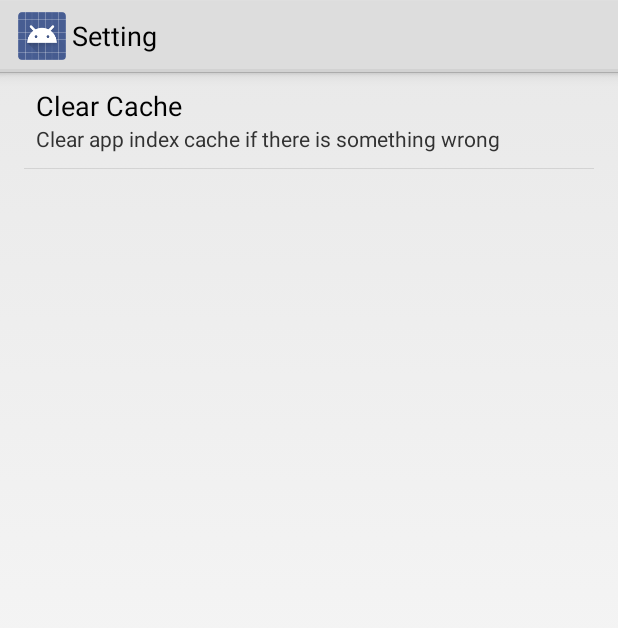
After one commit to Hackforid/Quicker, an Android app: the SettingActivity screen opened directly, with no data from a screen before it, on a phone screen of 412 x 824 dp. The commit adds this screen. Shown: the top 628 px of the screen. Run offline under Robolectric (Android 15) with nearby library versions, the light colour scheme and no system bars; libraries missing offline, so code that uses them is left out: de.greenrobot.event, hugo.weaving, se.emilsjolander.sprinkles.

Commit message:
添加设置页面及清除缓存功能

```diff
--- a/quicker/build.gradle
+++ b/quicker/build.gradle
@@ -39,5 +39,4 @@ dependencies {
     compile 'de.greenrobot:eventbus:2.2.0'
     compile 'me.grantland:autofittextview:0.1.+'
     compile 'se.emilsjolander:sprinkles:1.2.4@aar'
-
 }
--- /dev/null
+++ b/quicker/src/main/java/com/smilehacker/quicker/activity/SettingActivity.java
@@ -0,0 +1,42 @@
+package com.smilehacker.quicker.activity;
+
+import android.os.Bundle;
+import android.preference.Preference;
+import android.preference.PreferenceActivity;
+
+import com.smilehacker.quicker.R;
+import com.smilehacker.quicker.utils.AppManager;
+
+public class SettingActivity extends PreferenceActivity {
+
+    private Preference mPrefClearCache;
+    private AppManager mAppManager;
+
+    @Override
+    protected void onCreate(Bundle savedInstanceState) {
+        super.onCreate(savedInstanceState);
+
+        // Only need a simple preference, give up PreferenceFragment
+        addPreferencesFromResource(R.xml.setting_preference);
+
+        mAppManager = AppManager.getInstance(this);
+
+        initPreference();
+    }
+
+    private void initPreference() {
+        mPrefClearCache = findPreference(getResources().getString(R.string.setting_key_clearcache));
+
+        mPrefClearCache.setOnPreferenceClickListener(new Preference.OnPreferenceClickListener() {
+            @Override
+            public boolean onPreferenceClick(Preference preference) {
+                mAppManager.rebuild();
+                return true;
+            }
+        });
+
+    }
+
+
+
+}
--- a/quicker/src/main/java/com/smilehacker/quicker/data/model/AppInfo.java
+++ b/quicker/src/main/java/com/smilehacker/quicker/data/model/AppInfo.java
@@ -8,6 +8,7 @@ import com.google.gson.annotations.Expose;
 
 import se.emilsjolander.sprinkles.CursorList;
 import se.emilsjolander.sprinkles.Model;
+import se.emilsjolander.sprinkles.ModelList;
 import se.emilsjolander.sprinkles.Query;
 import se.emilsjolander.sprinkles.annotations.AutoIncrementPrimaryKey;
 import se.emilsjolander.sprinkles.annotations.Column;
@@ -72,4 +73,8 @@ public class AppInfo extends Model {
     public static AppInfo getAppByPackage(String packageName) {
         return Query.one(AppInfo.class, "SELECT * FROM app WHERE package_name = ?", packageName).get();
     }
+
+    public static void deleteAll() {
+        ModelList.from(Query.all(AppInfo.class).get()).deleteAll();
+    }
 }
--- a/quicker/src/main/res/layout/fragment_main.xml
+++ b/quicker/src/main/res/layout/activity_setting.xml
@@ -6,10 +6,9 @@
     android:paddingRight="@dimen/activity_horizontal_margin"
     android:paddingTop="@dimen/activity_vertical_margin"
     android:paddingBottom="@dimen/activity_vertical_margin"
-    tools:context="com.smilehacker.quicker.activity.MainActivity$PlaceholderFragment">
+    tools:context="com.smilehacker.quicker.activity.SettingActivity">
 
     <TextView
-        android:text="@string/hello_world"
         android:layout_width="wrap_content"
         android:layout_height="wrap_content" />
 
--- a/quicker/src/main/res/values/strings.xml
+++ b/quicker/src/main/res/values/strings.xml
@@ -1,8 +1,12 @@
 <?xml version="1.0" encoding="utf-8"?>
 <resources>
 
-    <string name="app_name">APP Dialer</string>
-    <string name="hello_world">Hello world!</string>
-    <string name="action_settings">Settings</string>
+    <string name="app_name">OpenMe</string>
+
+    <!-- setting -->
+    <string name="setting_title">Setting</string>
+    <string name="setting_title_clearcache">Clear Cache</string>
+    <string name="setting_summary_clearcache">Clear app index cache if there is something wrong</string>
+    <string name="setting_key_clearcache">key_setting_clearcache</string>
 
 </resources>
--- a/quicker/src/main/res/values/styles.xml
+++ b/quicker/src/main/res/values/styles.xml
@@ -1,7 +1,7 @@
 <resources>
 
     <!-- Base application theme. -->
-    <style name="AppTheme" parent="android:Theme.Holo.Light.DarkActionBar">
+    <style name="AppTheme" parent="android:Theme.Holo.Light">
         <!-- Customize your theme here. -->
     </style>
 
--- /dev/null
+++ b/quicker/src/main/res/xml/setting_preference.xml
@@ -0,0 +1,9 @@
+<?xml version="1.0" encoding="utf-8"?>
+
+<PreferenceScreen xmlns:android="http://schemas.android.com/apk/res/android">
+    <Preference
+        android:key="@string/setting_key_clearcache"
+        android:title="@string/setting_title_clearcache"
+        android:summary="@string/setting_summary_clearcache"
+        />
+</PreferenceScreen>
```
Also changed, not shown: quicker/src/main/AndroidManifest.xml (+12 -7 lines), quicker/src/main/java/com/smilehacker/quicker/frgments/DialFragment.java (+11 -0 lines), quicker/src/main/java/com/smilehacker/quicker/utils/AppManager.java (+7 -0 lines), quicker/src/main/res/menu/main.xml (deleted, +0 -9 lines), 1 other file.
